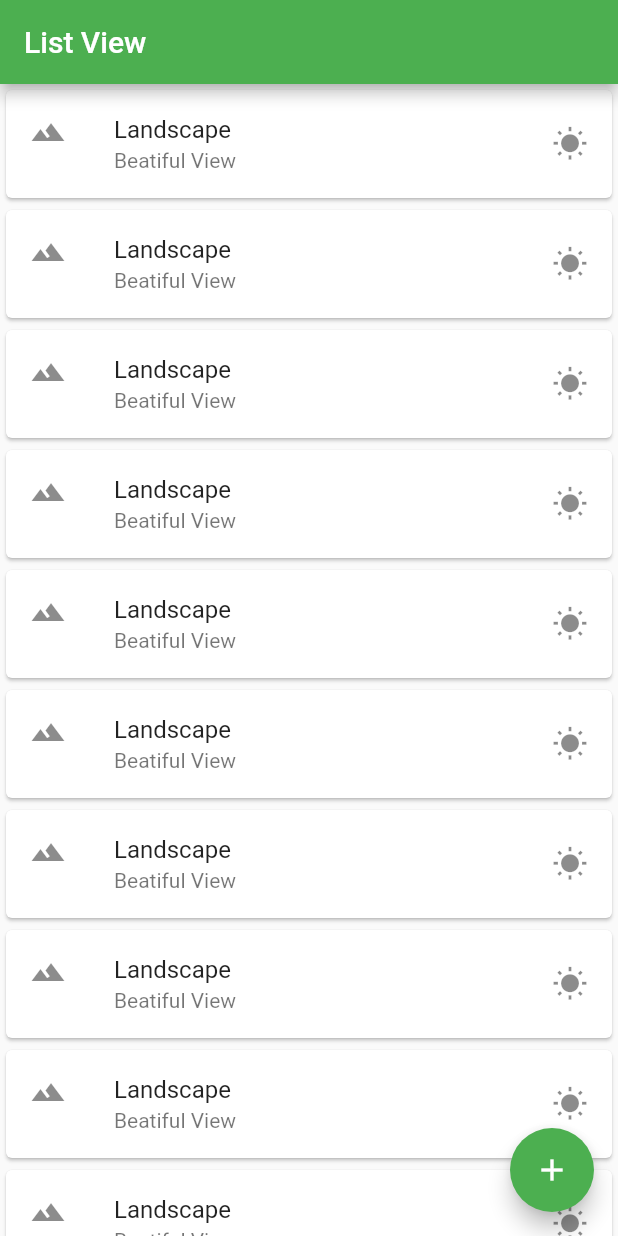
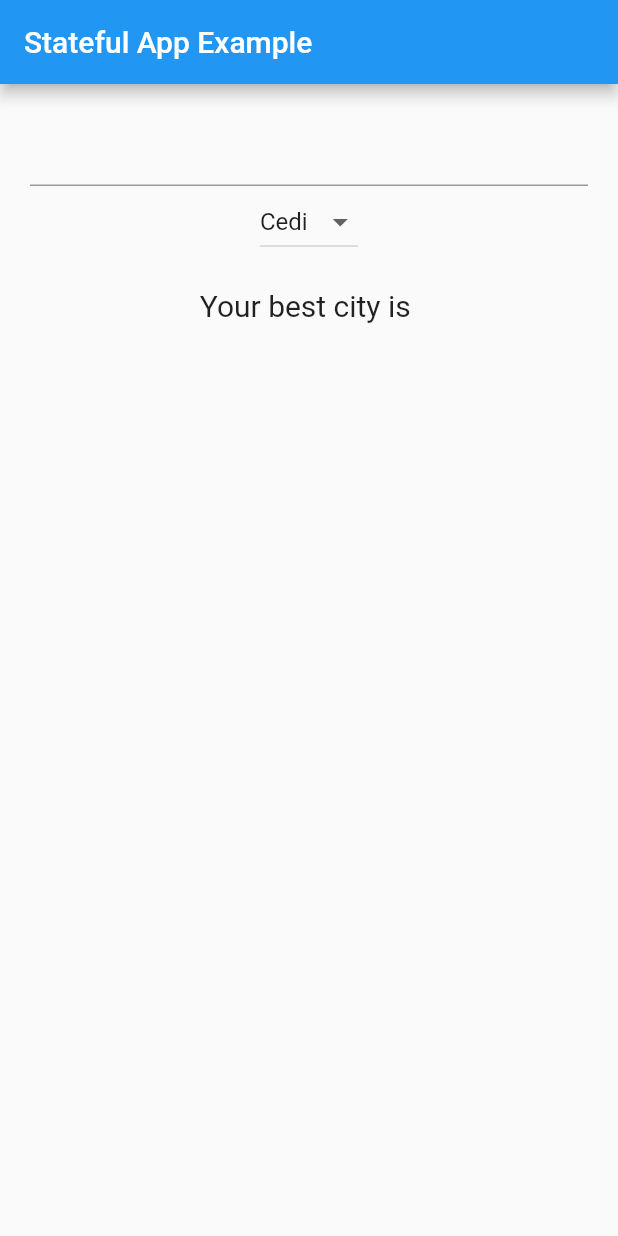
Before and after one commit to Mindsetter/FlutterDemo, a Flutter app: the screen it shows after launch, on a phone screen of 412 x 824 dp. Run offline on Flutter 3.47's test engine with Material 2 defaults, Android fonts, the phone set to English and light mode, and no system bars.

Commit message:
Add Text Field Add Drop Down Button

```diff
--- a/lib/main.dart
+++ b/lib/main.dart
@@ -1,129 +1,71 @@
-import 'package:demo_2/apps_screens/home.dart';
 import 'package:flutter/material.dart';
 
 void main() {
-  runApp(const MyApp());
+  runApp(
+     const MaterialApp(
+        debugShowCheckedModeBanner: false,
+        title: "New Project",
+        home: FavoriteCity(),
+      )
+  )
+;
 }
 
-class MyApp extends StatelessWidget {
-  const MyApp({Key? key}) : super(key: key);
+class FavoriteCity extends StatefulWidget {
+  const FavoriteCity({Key? key}) : super(key: key);
 
   @override
-  Widget build(BuildContext context) {
-    return MaterialApp(
-        title: 'Flutter App Learning',
-        theme: ThemeData(
-          primarySwatch: Colors.green,
-        ),
-        home: const MyHomePage()
-    );
-  }
-}
-class MyHomePage extends StatefulWidget {
-  const MyHomePage({Key? key}) : super(key: key);
-
-  @override
-  State<MyHomePage> createState() => _MyHomePageState();
+  State<FavoriteCity> createState() => _FavoriteCityState();
 }
 
-class _MyHomePageState extends State<MyHomePage> {
+class _FavoriteCityState extends State<FavoriteCity> {
+  String nameCity = "";
+  final _currencies =  ["Cedi", "Dollar", "Naira", "other"];
+  var _currentItemSelected = "Cedi";
   @override
   Widget build(BuildContext context) {
     return Scaffold(
-      appBar: AppBar(title: const Text("List View"),),
-      body: getListView(),
-      floatingActionButton: FloatingActionButton(
-        onPressed: () {
-           debugPrint("Click Fab");
-        },
-        child: const Icon(Icons.add),
-        tooltip: "Add More Buttons",
+      appBar: AppBar(
+        title: const Text("Stateful App Example"),
+      ),
+      body: Container(
+        margin: const EdgeInsets.all(20.0),
+        child: Column(
+          children: [
+            TextField(
+              onSubmitted: (String userInput) {
+                setState(() {
+                  nameCity = userInput;
+                });
+              },
+            ),
+            // Drop Down Button Drop Down Button Drop Down Button
+            DropdownButton<String>(
+                items: _currencies.map((String dropDownMenuItem) {
+                  return DropdownMenuItem<String>(
+                    value: dropDownMenuItem,
+                    child: Text(dropDownMenuItem),
+                  );
+                }).toList(),
+
+              onChanged: (String? newValueSelected) {
+                   setState(() {
+                     _currentItemSelected = newValueSelected!;
+                   });
+              },
+              value: _currentItemSelected,
+            ),
+            // Drop Down Button Drop Down Button Drop Down Button
+            Padding(
+              padding: const EdgeInsets.only(top: 20.0),
+              child:   Text(
+                "Your best city is $nameCity",
+                style: const TextStyle(fontSize: 20.0),
+              ),
+            )
+          ],
+        ),
       ),
     );
   }
 }
-
-
-Widget getListView() {
-
-  var listView = ListView(
-    children: const [
-      Card(child: ListTile(
-        leading: Icon(Icons.landscape),
-        title: Text("Landscape"),
-        subtitle: Text("Beatiful View"),
-        trailing: Icon(Icons.wb_sunny),
-      ),
-      ),
-
-      Card(child: ListTile(
-        leading: Icon(Icons.landscape),
-        title: Text("Landscape"),
-        subtitle: Text("Beatiful View"),
-        trailing: Icon(Icons.wb_sunny),
-      ),
-      ),
-
-      Card(child: ListTile(
-        leading: Icon(Icons.landscape),
-        title: Text("Landscape"),
-        subtitle: Text("Beatiful View"),
-        trailing: Icon(Icons.wb_sunny),
-      ),
-      ),
-      Card(child: ListTile(
-        leading: Icon(Icons.landscape),
-        title: Text("Landscape"),
-        subtitle: Text("Beatiful View"),
-        trailing: Icon(Icons.wb_sunny),
-      ),
-      ),
-      Card(child: ListTile(
-        leading: Icon(Icons.landscape),
-        title: Text("Landscape"),
-        subtitle: Text("Beatiful View"),
-        trailing: Icon(Icons.wb_sunny),
-      ),
-      ),
-      Card(child: ListTile(
-        leading: Icon(Icons.landscape),
-        title: Text("Landscape"),
-        subtitle: Text("Beatiful View"),
-        trailing: Icon(Icons.wb_sunny),
-      ),
-      ),
-      Card(child: ListTile(
-        leading: Icon(Icons.landscape),
-        title: Text("Landscape"),
-        subtitle: Text("Beatiful View"),
-        trailing: Icon(Icons.wb_sunny),
-      ),
-      ),
-      Card(child: ListTile(
-        leading: Icon(Icons.landscape),
-        title: Text("Landscape"),
-        subtitle: Text("Beatiful View"),
-        trailing: Icon(Icons.wb_sunny),
-      ),
-      ),
-      Card(child: ListTile(
-        leading: Icon(Icons.landscape),
-        title: Text("Landscape"),
-        subtitle: Text("Beatiful View"),
-        trailing: Icon(Icons.wb_sunny),
-      ),
-      ),
-      Card(child: ListTile(
-        leading: Icon(Icons.landscape),
-        title: Text("Landscape"),
-        subtitle: Text("Beatiful View"),
-        trailing: Icon(Icons.wb_sunny),
-      ),
-      ),
-
-
-
-    ],
-  );
-  return listView;
-}
```
Also changed, not shown: lib/apps_screens/home.dart (deleted, +0 -133 lines).
